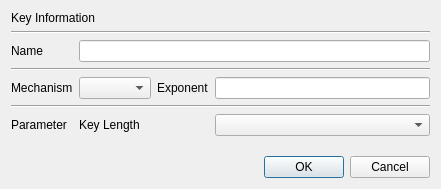
jykim74/CertMan, file CAMan/new_key_dlg.ui: the form before one commit.
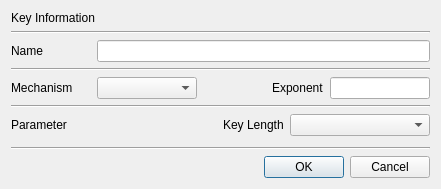
The form after the commit.

```diff
--- a/CAMan/new_key_dlg.ui
+++ b/CAMan/new_key_dlg.ui
@@ -14,22 +14,102 @@
    <string>New Key</string>
   </property>
   <layout class="QGridLayout" name="gridLayout">
+   <item row="2" column="1" colspan="3">
+    <widget class="QLineEdit" name="mNameText"/>
+   </item>
+   <item row="10" column="0" colspan="4">
+    <widget class="Line" name="line_4">
+     <property name="orientation">
+      <enum>Qt::Horizontal</enum>
+     </property>
+    </widget>
+   </item>
    <item row="2" column="0">
     <widget class="QLabel" name="label_2">
+     <property name="maximumSize">
+      <size>
+       <width>80</width>
+       <height>16777215</height>
+      </size>
+     </property>
      <property name="text">
       <string>Name</string>
      </property>
     </widget>
    </item>
-   <item row="1" column="0" colspan="4">
-    <widget class="Line" name="line">
+   <item row="0" column="0" colspan="2">
+    <widget class="QLabel" name="label">
+     <property name="text">
+      <string>Key Information</string>
+     </property>
+    </widget>
+   </item>
+   <item row="4" column="0" colspan="4">
+    <widget class="Line" name="line_2">
      <property name="orientation">
       <enum>Qt::Horizontal</enum>
      </property>
     </widget>
    </item>
-   <item row="5" column="1">
-    <widget class="QComboBox" name="mMechCombo"/>
+   <item row="11" column="2" colspan="2">
+    <widget class="QDialogButtonBox" name="buttonBox">
+     <property name="orientation">
+      <enum>Qt::Horizontal</enum>
+     </property>
+     <property name="standardButtons">
+      <set>QDialogButtonBox::Cancel|QDialogButtonBox::Ok</set>
+     </property>
+    </widget>
+   </item>
+   <item row="8" column="0" colspan="4">
+    <layout class="QGridLayout" name="gridLayout_2">
+     <property name="topMargin">
+      <number>0</number>
+     </property>
+     <item row="0" column="0">
+      <widget class="QLabel" name="label_6">
+       <property name="minimumSize">
+        <size>
+         <width>80</width>
+         <height>0</height>
+        </size>
+       </property>
+       <property name="text">
+        <string>Parameter</string>
+       </property>
+      </widget>
+     </item>
+     <item row="0" column="2">
+      <widget class="QLabel" name="mOptionLabel">
+       <property name="text">
+        <string>Key Length</string>
+       </property>
+      </widget>
+     </item>
+     <item row="0" column="3">
+      <widget class="QComboBox" name="mOptionCombo">
+       <property name="minimumSize">
+        <size>
+         <width>140</width>
+         <height>0</height>
+        </size>
+       </property>
+      </widget>
+     </item>
+     <item row="0" column="1">
+      <spacer name="horizontalSpacer">
+       <property name="orientation">
+        <enum>Qt::Horizontal</enum>
+       </property>
+       <property name="sizeHint" stdset="0">
+        <size>
+         <width>40</width>
+         <height>20</height>
+        </size>
+       </property>
+      </spacer>
+     </item>
+    </layout>
    </item>
    <item row="9" column="0">
     <spacer name="verticalSpacer">
@@ -44,73 +124,85 @@
      </property>
     </spacer>
    </item>
-   <item row="5" column="0">
-    <widget class="QLabel" name="label_3">
-     <property name="text">
-      <string>Mechanism</string>
-     </property>
-    </widget>
-   </item>
-   <item row="5" column="2">
-    <widget class="QLabel" name="label_5">
-     <property name="text">
-      <string>Exponent</string>
-     </property>
-    </widget>
-   </item>
-   <item row="2" column="1" colspan="3">
-    <widget class="QLineEdit" name="mNameText"/>
-   </item>
-   <item row="6" column="0" colspan="4">
+   <item row="7" column="0" colspan="4">
     <widget class="Line" name="line_3">
      <property name="orientation">
       <enum>Qt::Horizontal</enum>
      </property>
     </widget>
    </item>
-   <item row="5" column="3">
-    <widget class="QLineEdit" name="mExponentText"/>
-   </item>
-   <item row="10" column="2" colspan="2">
-    <widget class="QDialogButtonBox" name="buttonBox">
+   <item row="1" column="0" colspan="4">
+    <widget class="Line" name="line">
      <property name="orientation">
       <enum>Qt::Horizontal</enum>
      </property>
-     <property name="standardButtons">
-      <set>QDialogButtonBox::Cancel|QDialogButtonBox::Ok</set>
-     </property>
     </widget>
    </item>
-   <item row="0" column="0" colspan="2">
-    <widget class="QLabel" name="label">
-     <property name="text">
-      <string>Key Information</string>
+   <item row="5" column="0" colspan="4">
+    <layout class="QGridLayout" name="gridLayout_4">
+     <property name="topMargin">
+      <number>0</number>
      </property>
-    </widget>
-   </item>
-   <item row="4" column="0" colspan="4">
-    <widget class="Line" name="line_2">
-     <property name="orientation">
-      <enum>Qt::Horizontal</enum>
-     </property>
-    </widget>
-   </item>
-   <item row="8" column="3">
-    <widget class="QComboBox" name="mOptionCombo"/>
-   </item>
-   <item row="8" column="0">
-    <widget class="QLabel" name="label_6">
-     <property name="text">
-      <string>Parameter</string>
-     </property>
-    </widget>
-   </item>
-   <item row="8" column="1">
-    <widget class="QLabel" name="mOptionLabel">
-     <property name="text">
-      <string>Key Length</string>
-     </property>
-    </widget>
+     <item row="0" column="4">
+      <widget class="QLineEdit" name="mExponentText">
+       <property name="maximumSize">
+        <size>
+         <width>100</width>
+         <height>16777215</height>
+        </size>
+       </property>
+      </widget>
+     </item>
+     <item row="0" column="0">
+      <widget class="QLabel" name="label_3">
+       <property name="minimumSize">
+        <size>
+         <width>80</width>
+         <height>0</height>
+        </size>
+       </property>
+       <property name="text">
+        <string>Mechanism</string>
+       </property>
+      </widget>
+     </item>
+     <item row="0" column="1">
+      <widget class="QComboBox" name="mMechCombo">
+       <property name="minimumSize">
+        <size>
+         <width>100</width>
+         <height>0</height>
+        </size>
+       </property>
+      </widget>
+     </item>
+     <item row="0" column="3">
+      <widget class="QLabel" name="mExponentLabel">
+       <property name="maximumSize">
+        <size>
+         <width>80</width>
+         <height>16777215</height>
+        </size>
+       </property>
+       <property name="text">
+        <string>Exponent</string>
+       </property>
+      </widget>
+     </item>
+     <item row="0" column="2">
+      <spacer name="horizontalSpacer_2">
+       <property name="orientation">
+        <enum>Qt::Horizontal</enum>
+       </property>
+       <property name="sizeHint" stdset="0">
+        <size>
+         <width>40</width>
+         <height>20</height>
+        </size>
+       </property>
+      </spacer>
+     </item>
+    </layout>
    </item>
   </layout>
  </widget>
```
Left out of the diff: 3 changed lines with no effect on the pictures.
